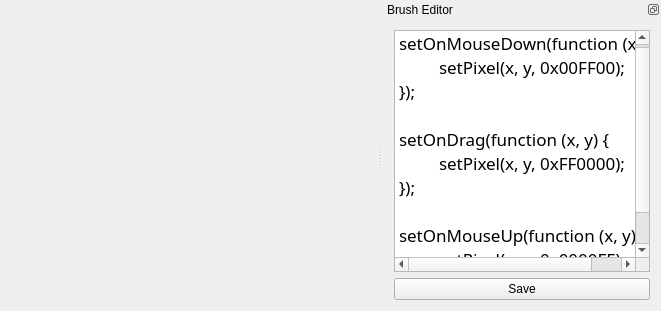
First picture: the form in MainWindow.ui, repository teamxy/qrush, before the edit.
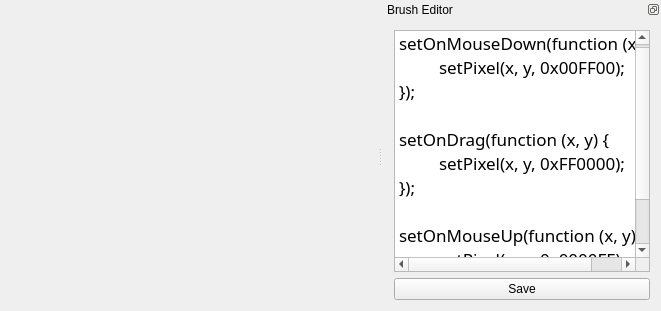
Second picture: the form after the edit.

Commit message: Set canvas cursor to arrow

```diff
--- a/MainWindow.ui
+++ b/MainWindow.ui
@@ -84,7 +84,8 @@
 &lt;p style=&quot;-qt-paragraph-type:empty; margin-top:0px; margin-bottom:0px; margin-left:0px; margin-right:0px; -qt-block-indent:0; text-indent:0px; font-family:'.Lucida Grande UI'; font-size:13pt;&quot;&gt;&lt;br /&gt;&lt;/p&gt;
 &lt;p style=&quot; margin-top:0px; margin-bottom:0px; margin-left:0px; margin-right:0px; -qt-block-indent:0; text-indent:0px; -qt-user-state:0;&quot;&gt;&lt;span style=&quot; font-family:'.Lucida Grande UI'; font-size:13pt;&quot;&gt;setOnMouseUp(function (x, y) {&lt;/span&gt;&lt;/p&gt;
 &lt;p style=&quot; margin-top:0px; margin-bottom:0px; margin-left:0px; margin-right:0px; -qt-block-indent:0; text-indent:0px; -qt-user-state:0;&quot;&gt;&lt;span style=&quot; font-family:'.Lucida Grande UI'; font-size:13pt;&quot;&gt;	setPixel(x, y, 0x0000FF);&lt;/span&gt;&lt;/p&gt;
-&lt;p style=&quot; margin-top:0px; margin-bottom:0px; margin-left:0px; margin-right:0px; -qt-block-indent:0; text-indent:0px; -qt-user-state:0;&quot;&gt;&lt;span style=&quot; font-family:'.Lucida Grande UI'; font-size:13pt;&quot;&gt;});&lt;/span&gt;&lt;/p&gt;&lt;/body&gt;&lt;/html&gt;</string>
+&lt;p style=&quot; margin-top:0px; margin-bottom:0px; margin-left:0px; margin-right:0px; -qt-block-indent:0; text-indent:0px; -qt-user-state:0;&quot;&gt;&lt;span style=&quot; font-family:'.Lucida Grande UI'; font-size:13pt;&quot;&gt;});&lt;/span&gt;&lt;/p&gt;
+&lt;p style=&quot; margin-top:0px; margin-bottom:0px; margin-left:0px; margin-right:0px; -qt-block-indent:0; text-indent:0px;&quot;&gt;ss&lt;/p&gt;&lt;/body&gt;&lt;/html&gt;</string>
        </property>
        <property name="tabStopWidth">
         <number>40</number>
```
The commit also changes 1 other file.
